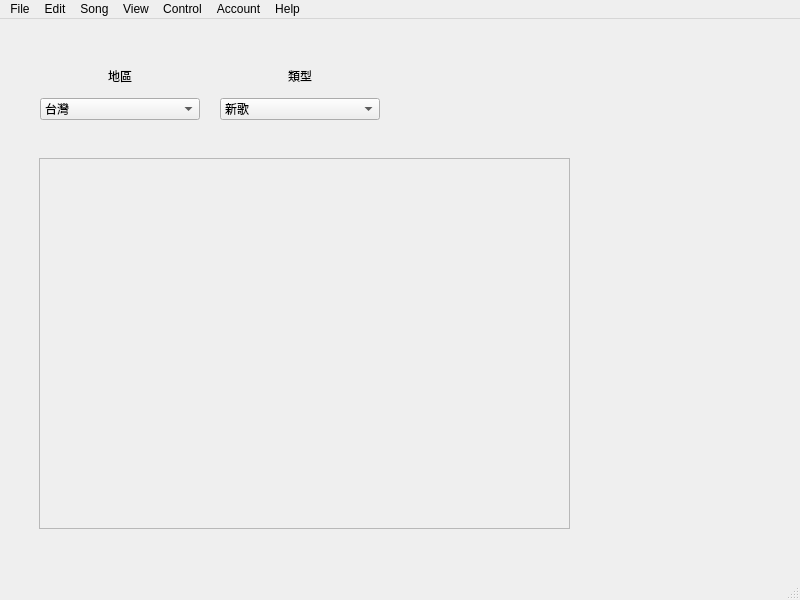
The window that kkbox/UI_Designer/main.ui (JianDa0127/web_crawler) describes before a commit, drawn with Qt 5.
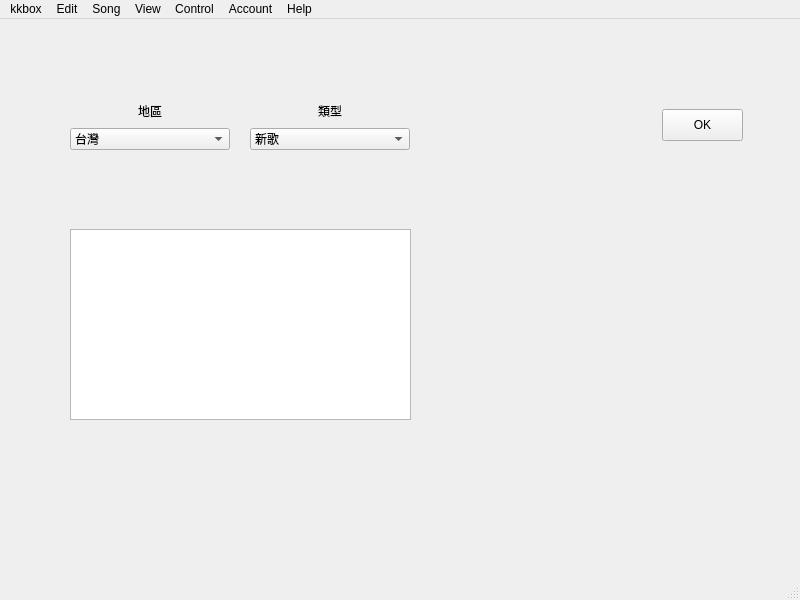
The same window after the commit.

Diff of the .ui file:
```diff
--- a/kkbox/UI_Designer/main.ui
+++ b/kkbox/UI_Designer/main.ui
@@ -23,10 +23,10 @@
    <widget class="QWidget" name="verticalLayoutWidget">
     <property name="geometry">
      <rect>
-      <x>40</x>
-      <y>40</y>
+      <x>70</x>
+      <y>80</y>
       <width>160</width>
-      <height>61</height>
+      <height>51</height>
      </rect>
     </property>
     <layout class="QVBoxLayout" name="place_verticalLayout">
@@ -84,10 +84,10 @@
    <widget class="QWidget" name="verticalLayoutWidget_2">
     <property name="geometry">
      <rect>
-      <x>220</x>
-      <y>40</y>
+      <x>250</x>
+      <y>80</y>
       <width>160</width>
-      <height>61</height>
+      <height>51</height>
      </rect>
     </property>
     <layout class="QVBoxLayout" name="song_verticalLayout">
@@ -117,28 +117,28 @@
      </item>
     </layout>
    </widget>
-   <widget class="QScrollArea" name="result_scrollArea">
+   <widget class="QPushButton" name="pushButton">
     <property name="geometry">
      <rect>
-      <x>39</x>
-      <y>139</y>
-      <width>531</width>
-      <height>371</height>
+      <x>662</x>
+      <y>90</y>
+      <width>81</width>
+      <height>32</height>
      </rect>
     </property>
-    <property name="widgetResizable">
-     <bool>true</bool>
+    <property name="text">
+     <string>OK</string>
     </property>
-    <widget class="QWidget" name="scrollAreaWidgetContents">
-     <property name="geometry">
-      <rect>
-       <x>0</x>
-       <y>0</y>
-       <width>529</width>
-       <height>369</height>
-      </rect>
-     </property>
-    </widget>
+   </widget>
+   <widget class="QTextBrowser" name="textBrowser">
+    <property name="geometry">
+     <rect>
+      <x>70</x>
+      <y>210</y>
+      <width>341</width>
+      <height>191</height>
+     </rect>
+    </property>
    </widget>
   </widget>
   <widget class="QMenuBar" name="menubar">
@@ -152,7 +152,7 @@
    </property>
    <widget class="QMenu" name="menuFile">
     <property name="title">
-     <string>File</string>
+     <string>kkbox</string>
     </property>
     <addaction name="actionNew"/>
     <addaction name="actionOpen"/>
```
Left out of the diff: 42 changed lines with no effect on the pictures.
